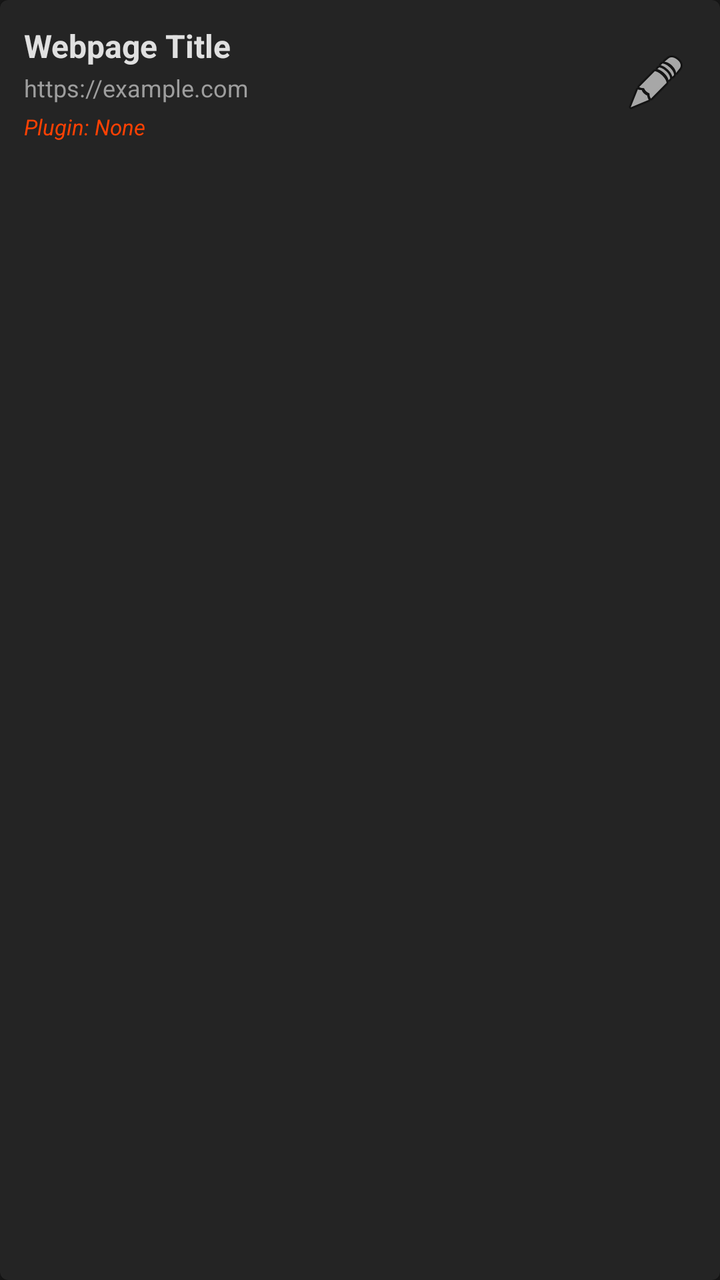
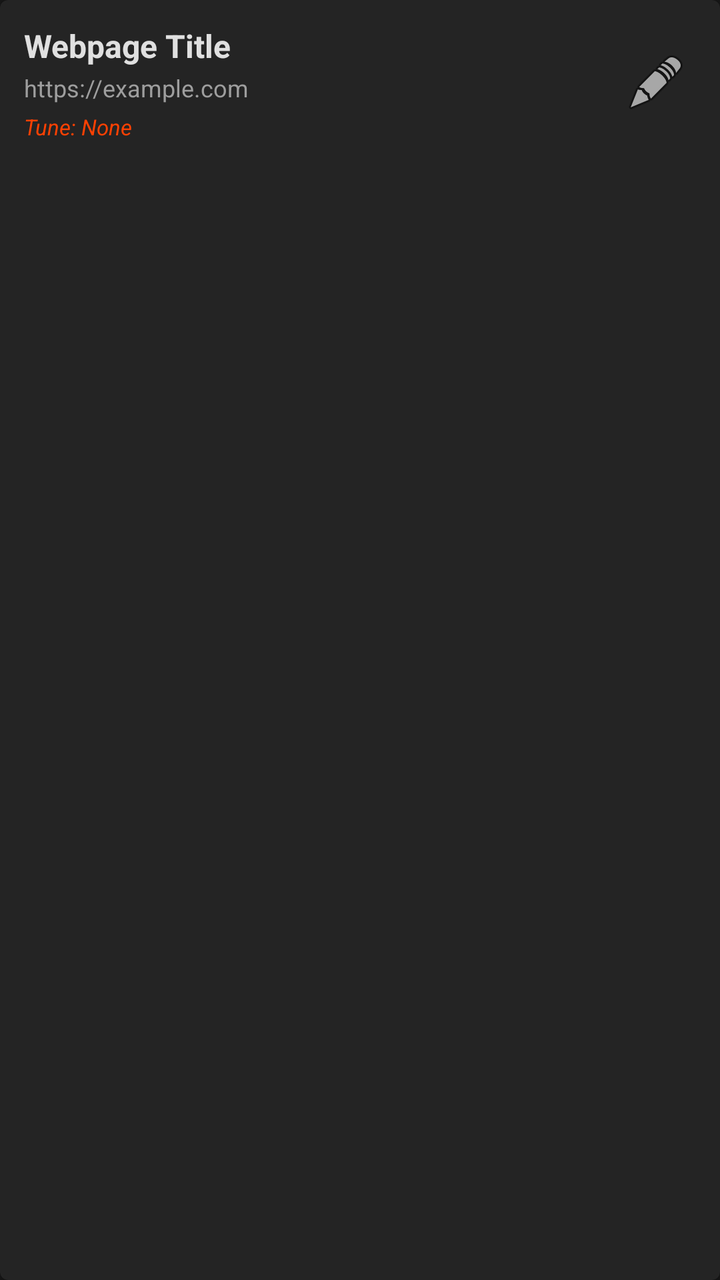

Screens rendered from an Android XML layout before and after an edit, with the pre-edit source and the edit as a unified diff.
<!-- AndroidManifest.xml: application theme AppTheme -->
<!-- res/layout/item_webpage.xml -->
<?xml version="1.0" encoding="utf-8"?>
<androidx.cardview.widget.CardView xmlns:android="http://schemas.android.com/apk/res/android"
    xmlns:app="http://schemas.android.com/apk/res-auto"
    android:layout_width="match_parent"
    android:layout_height="wrap_content"
    android:layout_margin="4dp"
    app:cardCornerRadius="4dp"
    app:cardElevation="2dp"
    app:cardBackgroundColor="@color/colorCardBackground">

    <LinearLayout
        android:layout_width="match_parent"
        android:layout_height="wrap_content"
        android:orientation="horizontal"
        android:padding="12dp"
        android:gravity="center_vertical">

        
        <CheckBox
            android:id="@+id/chk_delete"
            android:layout_width="wrap_content"
            android:layout_height="wrap_content"
            android:visibility="gone"
            android:layout_marginEnd="8dp" />

        <LinearLayout
            android:layout_width="0dp"
            android:layout_height="wrap_content"
            android:layout_weight="1"
            android:orientation="vertical">

            <TextView
                android:id="@+id/tv_title"
                android:layout_width="wrap_content"
                android:layout_height="wrap_content"
                android:textSize="16sp"
                android:textStyle="bold"
                android:textColor="@color/colorTextPrimary"
                android:text="Webpage Title" />

            <TextView
                android:id="@+id/tv_url"
                android:layout_width="wrap_content"
                android:layout_height="wrap_content"
                android:textSize="12sp"
                android:textColor="@color/colorTextSecondary"
                android:layout_marginTop="2dp"
                android:maxLines="1"
                android:ellipsize="end"
                android:text="https://example.com" />

            <TextView
                android:id="@+id/tv_plugin"
                android:layout_width="wrap_content"
                android:layout_height="wrap_content"
                android:textSize="11sp"
                android:textColor="@color/colorAccent"
                android:textStyle="italic"
                android:layout_marginTop="4dp"
                android:text="Plugin: None" />

        </LinearLayout>

        <ImageButton
            android:id="@+id/btn_edit"
            android:layout_width="40dp"
            android:layout_height="40dp"
            android:src="@android:drawable/ic_menu_edit"
            android:background="?attr/selectableItemBackgroundBorderless"
            android:contentDescription="Edit" />

    </LinearLayout>

</androidx.cardview.widget.CardView>
<!-- resources referenced by this layout -->
<resources>
  <color name="colorAccent">#ff4103</color>
  <color name="colorCardBackground">#242424</color>
  <color name="colorTextPrimary">#E0E0E0</color>
  <color name="colorTextSecondary">#9E9E9E</color>
  <style name="AppTheme" parent="Theme.AppCompat.NoActionBar">
          
          <item name="colorPrimary">@color/colorPrimary</item>
          <item name="colorPrimaryDark">@color/colorPrimaryDark</item>
          <item name="colorAccent">@color/colorAccent</item>
          <item name="android:windowBackground">@color/colorBackground</item>
          <item name="android:textColorPrimary">@color/colorTextPrimary</item>
          <item name="android:textColorSecondary">@color/colorTextSecondary</item>
          <item name="windowActionBar">true</item>
          <item name="windowNoTitle">false</item>
          <item name="actionBarStyle">@style/AppTheme.ActionBar</item>
      </style>
  <color name="colorPrimary">#1e1e1e</color>
  <color name="colorPrimaryDark">#171717</color>
  <color name="colorBackground">#171717</color>
  <style name="AppTheme.ActionBar" parent="Widget.AppCompat.ActionBar.Solid">
          <item name="background">@color/colorPrimary</item>
          <item name="titleTextStyle">@style/AppTheme.ActionBar.Title</item>
      </style>
  <style name="AppTheme.ActionBar.Title" parent="TextAppearance.AppCompat.Widget.ActionBar.Title">
          <item name="android:textColor">@color/colorTextPrimary</item>
      </style>
</resources>

<!-- the commit's change to res/layout/item_webpage.xml (unified diff, before → after) -->
@@ -57,7 +57,7 @@
                 android:textColor="@color/colorAccent"
                 android:textStyle="italic"
                 android:layout_marginTop="4dp"
-                android:text="Plugin: None" />
+                android:text="Tune: None" />
 
         </LinearLayout>
 
